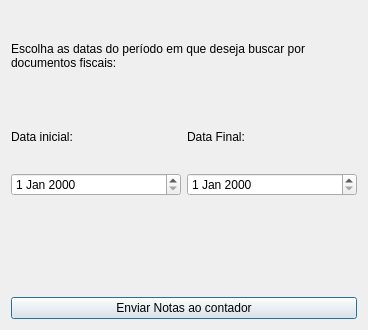
Before: the Qt Designer form src/janelaemailcontador.ui in GabR36/QEstoqueLoja, drawn with Qt 5.
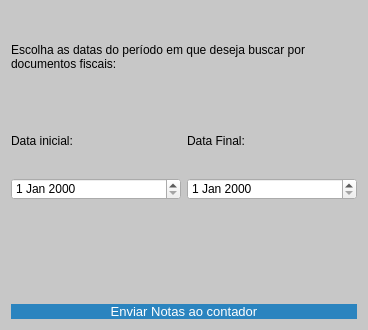
After: the same form once the commit is applied.

```diff
--- a/src/janelaemailcontador.ui
+++ b/src/janelaemailcontador.ui
@@ -13,6 +13,30 @@
   <property name="windowTitle">
    <string>Enviar NF Email</string>
   </property>
+  <property name="styleSheet">
+   <string notr="true">
+#JanelaEmailContador {
+  background-color: rgb(199, 199, 199);
+  background-color: qlineargradient(spread:pad, x1:0, y1:0, x2:1, y2:0,
+    stop:0 rgba(199, 199, 199, 255), stop:1 rgba(170, 170, 170, 255));
+}
+QPushButton {
+  background-color: rgb(43, 132, 191);
+  color: rgb(255, 255, 255);
+  font-size: 13px;
+  border-radius: 10px;
+}
+QPushButton:hover {
+  background-color: rgb(13, 92, 161);
+}
+QPushButton:pressed {
+  color: rgb(255, 255, 255);
+  background-color: rgb(153, 193, 241);
+  font-size: 13px;
+  border-radius: 10px;
+}
+   </string>
+  </property>
   <layout class="QGridLayout" name="gridLayout">
    <item row="0" column="0">
     <widget class="QLabel" name="label">
```
